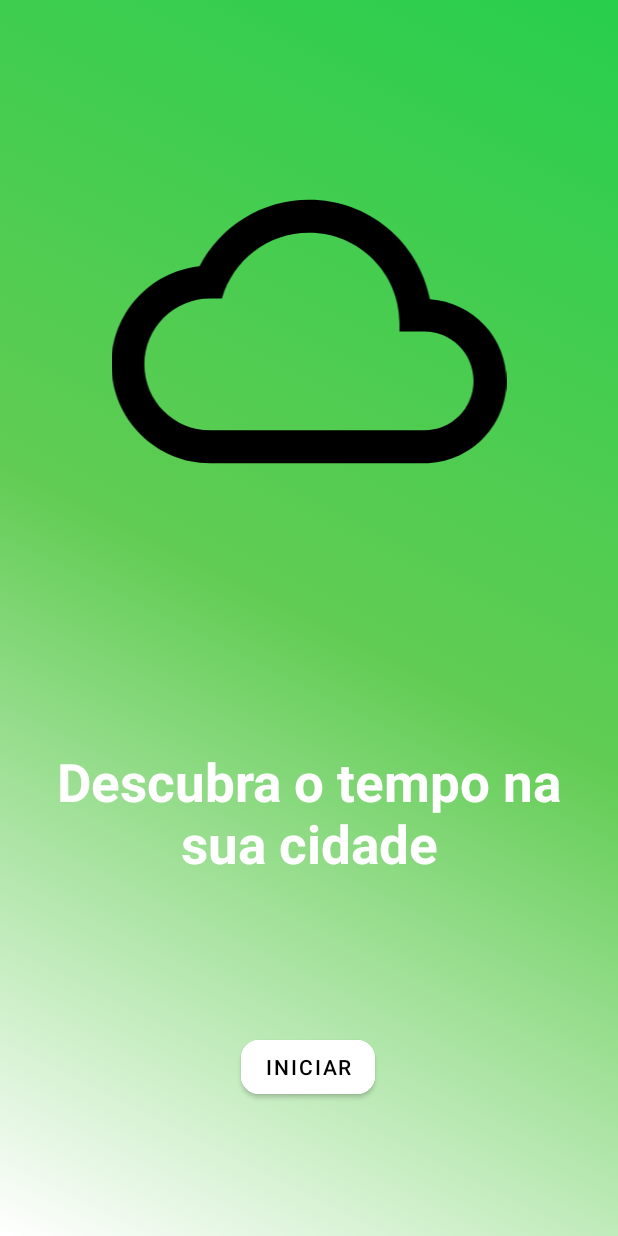
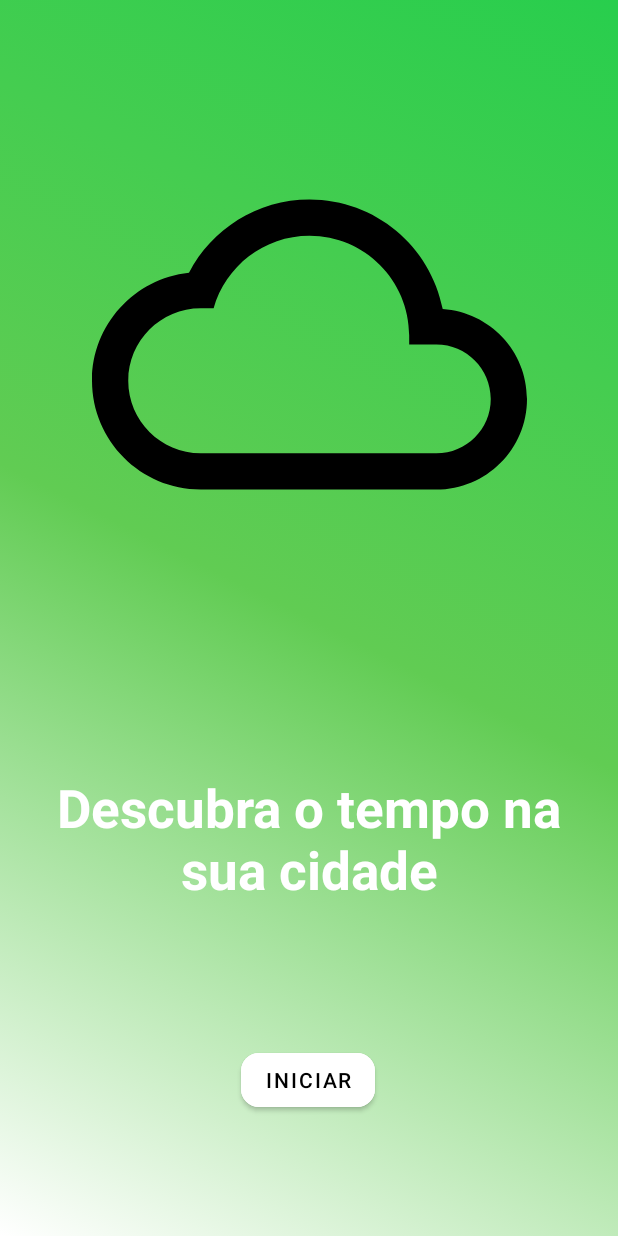
Before and after one commit to ruancampelo/ClimaTempoAndroid, an Android app: the layout activity_start.xml on its own in the app's theme, with its tools: preview values and no code run, on a phone screen of 412 x 824 dp. Run offline under Robolectric (Android 15) with nearby library versions, the phone set to English and light mode, and no system bars.

Commit message:
remoção do action bar e alteração no desgin da activity_start.xml

```diff
--- a/app/src/main/res/layout/activity_start.xml
+++ b/app/src/main/res/layout/activity_start.xml
@@ -2,7 +2,7 @@
 <androidx.constraintlayout.widget.ConstraintLayout xmlns:android="http://schemas.android.com/apk/res/android"
     xmlns:app="http://schemas.android.com/apk/res-auto"
     xmlns:tools="http://schemas.android.com/tools"
-    android:layout_width="match_parent"
+    android:layout_width="wrap_content"
     android:layout_height="match_parent"
     android:background="@drawable/color_startactivity"
     tools:context=".StartActivity">
@@ -24,9 +24,10 @@
 
     <ImageView
         android:id="@+id/imageView"
-        android:layout_width="412dp"
-        android:layout_height="263dp"
+        android:layout_width="290dp"
+        android:layout_height="298dp"
         app:layout_constraintBottom_toTopOf="@+id/textView"
+        app:layout_constraintEnd_toEndOf="parent"
         app:layout_constraintStart_toStartOf="parent"
         app:layout_constraintTop_toTopOf="parent"
         app:layout_constraintVertical_chainStyle="spread"
@@ -34,7 +35,7 @@
 
     <TextView
         android:id="@+id/textView"
-        android:layout_width="wrap_content"
+        android:layout_width="match_parent"
         android:layout_height="wrap_content"
         android:layout_marginTop="44dp"
         android:padding="12dp"
@@ -44,6 +45,7 @@
         android:textSize="35dp"
         android:textStyle="bold"
         app:layout_constraintBottom_toTopOf="@+id/btn_inicio"
+        app:layout_constraintEnd_toEndOf="parent"
         app:layout_constraintStart_toStartOf="parent"
         app:layout_constraintTop_toBottomOf="@+id/imageView" />
 </androidx.constraintlayout.widget.ConstraintLayout>
--- a/app/src/main/res/values/themes.xml
+++ b/app/src/main/res/values/themes.xml
@@ -1,6 +1,6 @@
 <resources xmlns:tools="http://schemas.android.com/tools">
     <!-- Base application theme. -->
-    <style name="Theme.ClimaTempoAndroid" parent="Theme.MaterialComponents.DayNight.DarkActionBar">
+    <style name="Theme.ClimaTempoAndroid" parent="Theme.MaterialComponents.DayNight.NoActionBar">
         <!-- Primary brand color. -->
         <item name="colorPrimary">@color/purple_500</item>
         <item name="colorPrimaryVariant">@color/purple_700</item>
```
